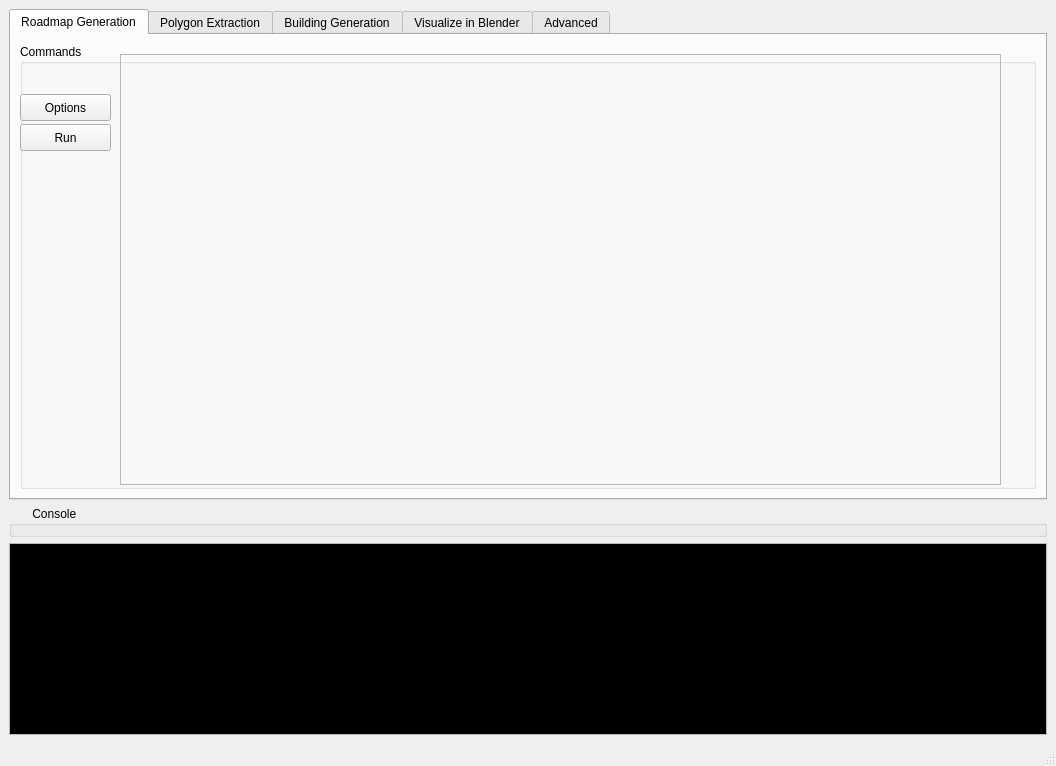
The window that window.ui (josauder/procedural_city_generation) describes before a commit, drawn with Qt 5.
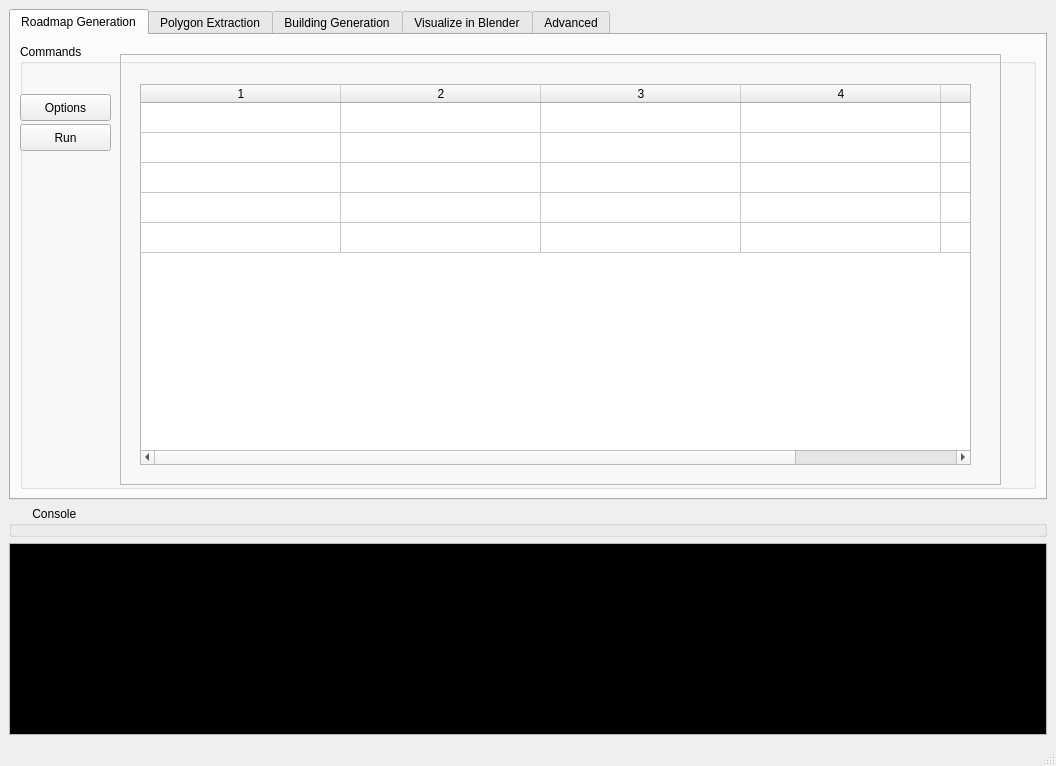
The same window after the commit. Custom widgets are drawn as their Qt base class.

Commit message: Worked on GUI, options button only decoration atm

The edit to the form file:
```diff
--- a/window.ui
+++ b/window.ui
@@ -319,6 +319,41 @@
              </rect>
             </property>
            </widget>
+           <widget class="QTableWidget" name="tableWidget">
+            <property name="geometry">
+             <rect>
+              <x>20</x>
+              <y>30</y>
+              <width>831</width>
+              <height>381</height>
+             </rect>
+            </property>
+            <property name="rowCount">
+             <number>5</number>
+            </property>
+            <property name="columnCount">
+             <number>5</number>
+            </property>
+            <attribute name="horizontalHeaderVisible">
+             <bool>true</bool>
+            </attribute>
+            <attribute name="horizontalHeaderDefaultSectionSize">
+             <number>200</number>
+            </attribute>
+            <attribute name="verticalHeaderVisible">
+             <bool>false</bool>
+            </attribute>
+            <row/>
+            <row/>
+            <row/>
+            <row/>
+            <row/>
+            <column/>
+            <column/>
+            <column/>
+            <column/>
+            <column/>
+           </widget>
           </widget>
           <zorder>roadmap_Options</zorder>
           <zorder>roadmap_Run</zorder>
```
The commit also changes 6 other files.
